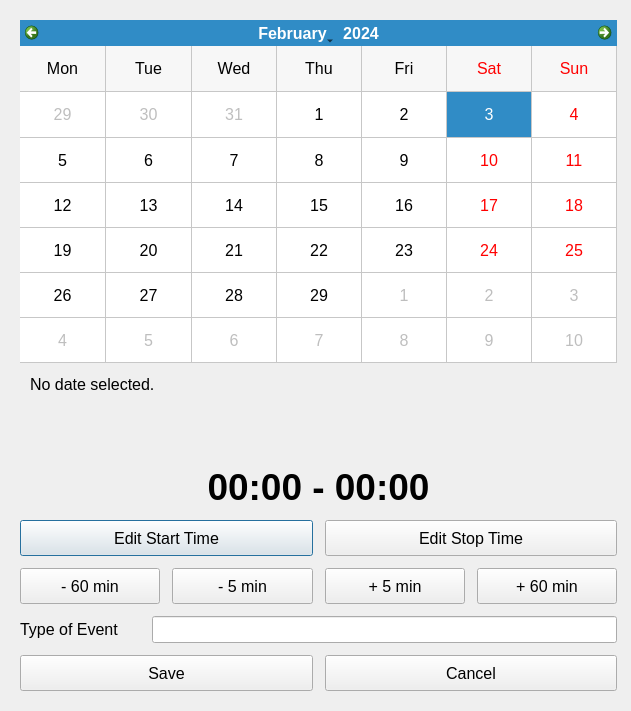
The window that src/booking-editor.ui (sc0000/hfmdd-video-system) describes before a commit, drawn with Qt 5.
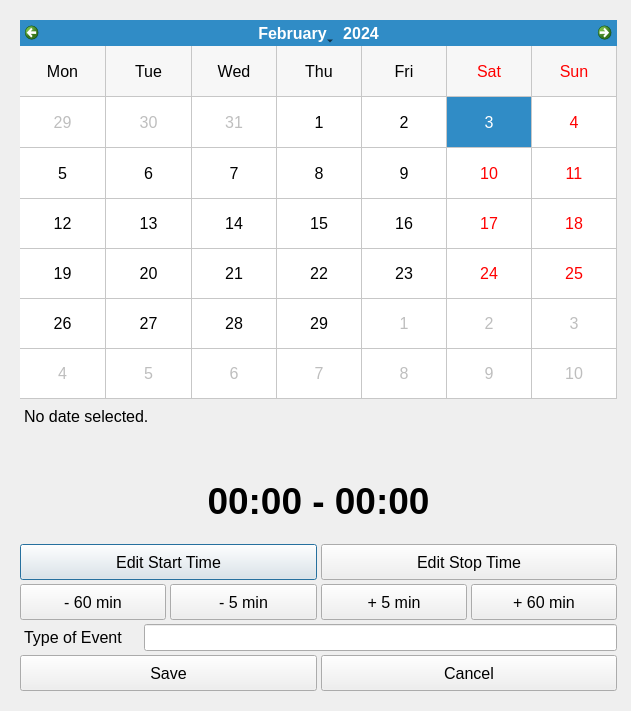
The same window after the commit.

Commit message: some layout details, some cleanup

```diff
--- a/src/booking-editor.ui
+++ b/src/booking-editor.ui
@@ -32,7 +32,7 @@
    </property>
    <layout class="QVBoxLayout" name="verticalLayout">
     <property name="spacing">
-     <number>12</number>
+     <number>4</number>
     </property>
     <item>
      <widget class="QCalendarWidget" name="calendarWidget">
@@ -73,8 +73,11 @@
     </item>
     <item>
      <layout class="QHBoxLayout" name="bookingsOnSelectedDateLayout">
+      <property name="spacing">
+       <number>0</number>
+      </property>
       <property name="leftMargin">
-       <number>10</number>
+       <number>0</number>
       </property>
       <property name="rightMargin">
        <number>10</number>
@@ -96,6 +99,9 @@
         <property name="alignment">
          <set>Qt::AlignLeading|Qt::AlignLeft|Qt::AlignTop</set>
         </property>
+        <property name="indent">
+         <number>4</number>
+        </property>
        </widget>
       </item>
      </layout>
@@ -111,7 +117,7 @@
       <property name="sizeHint" stdset="0">
        <size>
         <width>20</width>
-        <height>12</height>
+        <height>6</height>
        </size>
       </property>
      </spacer>
@@ -132,8 +138,27 @@
       </property>
      </widget>
     </item>
+    <item>
+     <spacer name="verticalSpacer_2">
+      <property name="orientation">
+       <enum>Qt::Vertical</enum>
+      </property>
+      <property name="sizeType">
+       <enum>QSizePolicy::Fixed</enum>
+      </property>
+      <property name="sizeHint" stdset="0">
+       <size>
+        <width>20</width>
+        <height>18</height>
+       </size>
+      </property>
+     </spacer>
+    </item>
     <item>
      <layout class="QHBoxLayout" name="setTimesLayout">
+      <property name="spacing">
+       <number>4</number>
+      </property>
       <property name="leftMargin">
        <number>0</number>
       </property>
@@ -173,6 +198,9 @@
     </item>
     <item>
      <layout class="QHBoxLayout" name="horizontalLayout_2">
+      <property name="spacing">
+       <number>4</number>
+      </property>
       <item>
        <widget class="QPushButton" name="decreaseTimeBy60Button">
         <property name="minimumSize">
@@ -249,6 +277,9 @@
         <property name="text">
          <string>Type of Event</string>
         </property>
+        <property name="indent">
+         <number>4</number>
+        </property>
        </widget>
       </item>
       <item>
@@ -262,6 +293,9 @@
     </item>
     <item>
      <layout class="QHBoxLayout" name="buttonsLayout">
+      <property name="spacing">
+       <number>4</number>
+      </property>
       <property name="leftMargin">
        <number>0</number>
       </property>
```
The commit also changes 6 other files.
